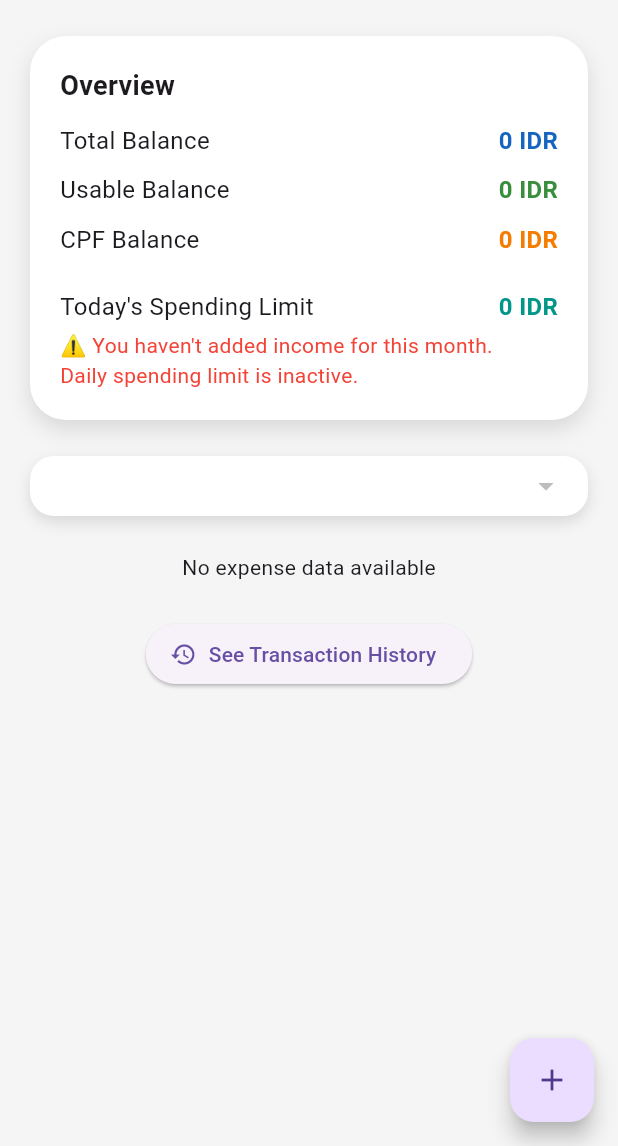
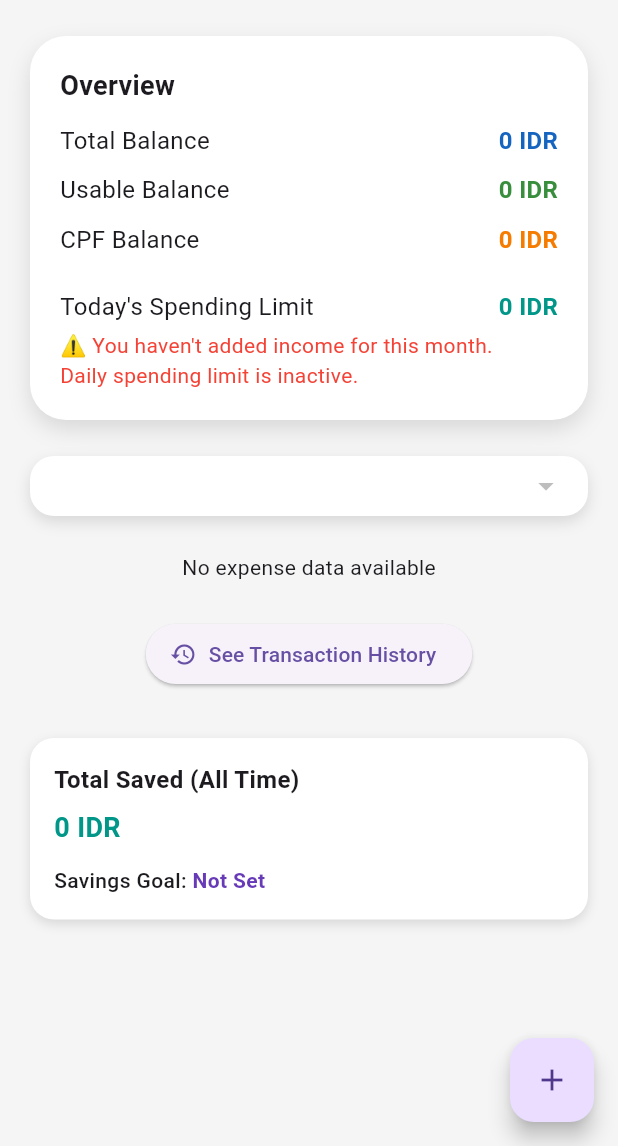
Before and after one commit to WilsonAnthonyT/SaveWiserApp, a Flutter app: the CurrentSavingsPage screen opened directly, on a phone screen of 412 x 824 dp, the part 90-1236 px from its top. Run offline on Flutter 3.47's test engine with Material 3 defaults, Android fonts, the phone set to English and light mode, and no system bars; our stand-ins replace firebase_auth, firebase_core, fl_chart, flutter_local_notifications, flutter_timezone, hive and 5 more; accounts and stored records are empty.

Commit message:
current savings again

```diff
--- a/savewiser/lib/pages/current_savings.dart
+++ b/savewiser/lib/pages/current_savings.dart
@@ -6,6 +6,7 @@ import 'package:intl/intl.dart';
 import '../models/transaction.dart';
 import 'transaction_list.dart';
 import 'spending_tracker.dart';
+import 'package:shared_preferences/shared_preferences.dart';
 
 final currencyFormatter = NumberFormat.decimalPattern();
 
@@ -41,12 +42,31 @@ class _CurrentSavingsPageState extends State<CurrentSavingsPage> {
   late Box<Transaction> _box;
   late List<MonthYear> _recentMonths;
   late MonthYear _selectedMonthYear;
+  String _targetAmount = '';
+  bool _homeNotifications = true;
 
   @override
   void initState() {
     super.initState();
     _box = Hive.box<Transaction>('transactions');
     _refreshMonths();
+    _loadPrefs();
+  }
+
+  @override
+  void didUpdateWidget(covariant CurrentSavingsPage oldWidget) {
+    super.didUpdateWidget(oldWidget);
+    _loadPrefs(); // or _loadTargetAmount()
+  }
+
+  Future<void> _loadPrefs() async {
+    final prefs = await SharedPreferences.getInstance();
+    final loaded = prefs.getString('amount') ?? '';
+    //print('🎯 Loaded target amount: $loaded'); // Debug
+    setState(() {
+      _targetAmount = loaded;
+      _homeNotifications = prefs.getBool('homeNotifications') ?? true;
+    });
   }
 
   void _refreshMonths() {
@@ -228,6 +248,8 @@ class _CurrentSavingsPageState extends State<CurrentSavingsPage> {
                       label: const Text("See Transaction History"),
                     ),
                   ),
+                  const SizedBox(height: 24),
+                  _buildSavingsCard(allTx),
                 ],
               ),
             ),
@@ -415,6 +437,66 @@ class _CurrentSavingsPageState extends State<CurrentSavingsPage> {
       ),
     );
   }
+
+  Widget _buildSavingsCard(List<Transaction> allTransactions) {
+    final totalSavings = allTransactions
+        .where(
+          (tx) => tx.transactionType == 'Expense' && tx.category == 'Savings',
+        )
+        .fold(0.0, (sum, tx) => sum + tx.amount.abs());
+
+    return Container(
+      width: double.infinity,
+      padding: const EdgeInsets.all(16),
+      margin: const EdgeInsets.only(top: 8),
+      decoration: BoxDecoration(
+        color: Colors.white,
+        borderRadius: BorderRadius.circular(16),
+        boxShadow: [
+          BoxShadow(color: Colors.black12, blurRadius: 6, offset: Offset(0, 3)),
+        ],
+      ),
+      child: Column(
+        crossAxisAlignment: CrossAxisAlignment.start,
+        children: [
+          const Text(
+            'Total Saved (All Time)',
+            style: TextStyle(fontSize: 16, fontWeight: FontWeight.w600),
+          ),
+          const SizedBox(height: 8),
+          Text(
+            '${currencyFormatter.format(totalSavings)} IDR',
+            style: const TextStyle(
+              fontSize: 18,
+              fontWeight: FontWeight.bold,
+              color: Colors.teal,
+            ),
+          ),
+
+          const SizedBox(height: 12),
+          Row(
+            mainAxisAlignment: MainAxisAlignment.start,
+            children: [
+              const Text(
+                "Savings Goal: ",
+                style: TextStyle(fontSize: 14, fontWeight: FontWeight.w500),
+              ),
+              Text(
+                _targetAmount.isNotEmpty
+                    ? '${currencyFormatter.format(double.tryParse(_targetAmount.replaceAll(',', '')) ?? 0)} IDR'
+                    : 'Not Set',
+                style: const TextStyle(
+                  fontSize: 14,
+                  fontWeight: FontWeight.bold,
+                  color: Colors.deepPurple,
+                ),
+              ),
+            ],
+          ),
+        ],
+      ),
+    );
+  }
 }
 
 class SavingsPieChart extends StatelessWidget {
--- a/savewiser/lib/pages/spending_tracker.dart
+++ b/savewiser/lib/pages/spending_tracker.dart
@@ -23,6 +23,7 @@ class _SpendingTrackerPageState extends State<SpendingTrackerPage> {
   bool _isBoxReady = false;
   int _autoLockPct = 10; // default to 10%
   bool _guardEnable = false;
+  bool _homeNotifications = true;
 
   @override
   void initState() {
@@ -44,6 +45,7 @@ class _SpendingTrackerPageState extends State<SpendingTrackerPage> {
   Future<void> _loadPrefs() async {
     final prefs = await SharedPreferences.getInstance();
     _guardEnable = prefs.getBool('guardianEnabled') ?? false;
+    _homeNotifications = prefs.getBool('homeNotifications') ?? true;
     if (_guardEnable) {
       _autoLockPct = prefs.getInt('autoLockPct') ?? 0;
     } else {
@@ -277,12 +279,14 @@ class _SpendingTrackerPageState extends State<SpendingTrackerPage> {
       final usableIncome = getThisMonthUsableIncome(now.year, now.month);
 
       if (usableIncome > 0 && todaySpent > todayLimit) {
-        await NotificationService().showNow(
-          id: 1,
-          title: "Overspending Alert!",
-          body:
-              "You've spent ${currencyFormatter.format(todaySpent)} today, which exceeds your limit of ${currencyFormatter.format(todayLimit)}.",
-        );
+        if (_homeNotifications) {
+          NotificationService().showNow(
+            id: 1,
+            title: "Overspending Alert!",
+            body:
+                "You've spent ${currencyFormatter.format(todaySpent)} today, which exceeds your limit of ${currencyFormatter.format(todayLimit)}.",
+          );
+        }
       }
     }
 
```
